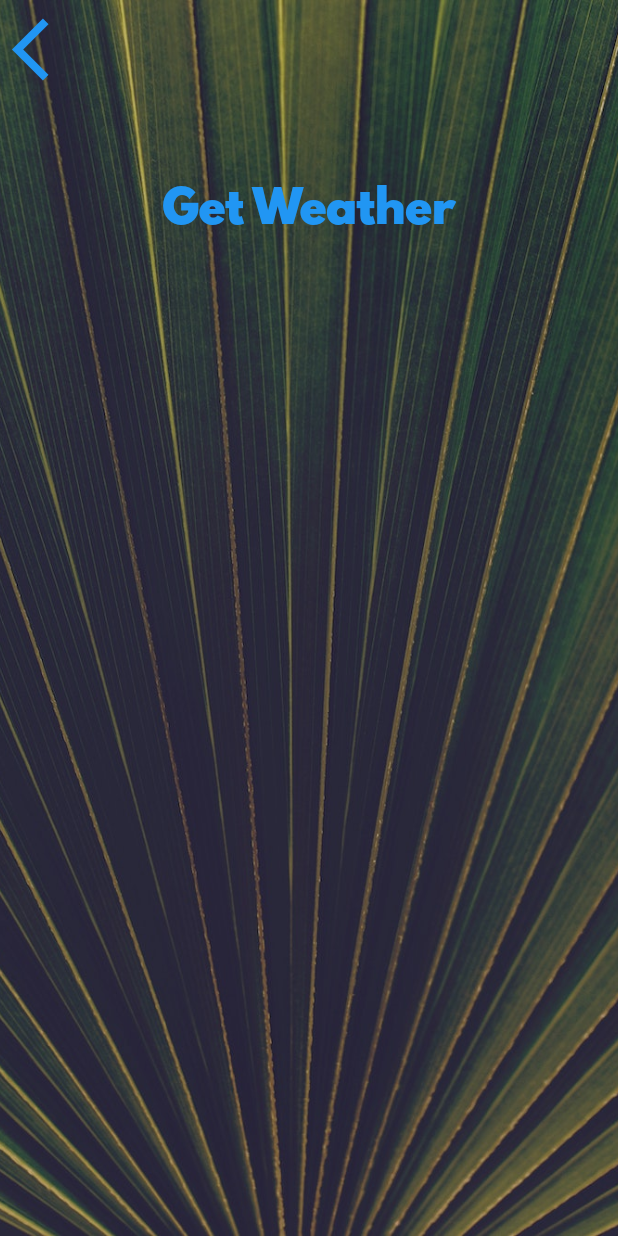
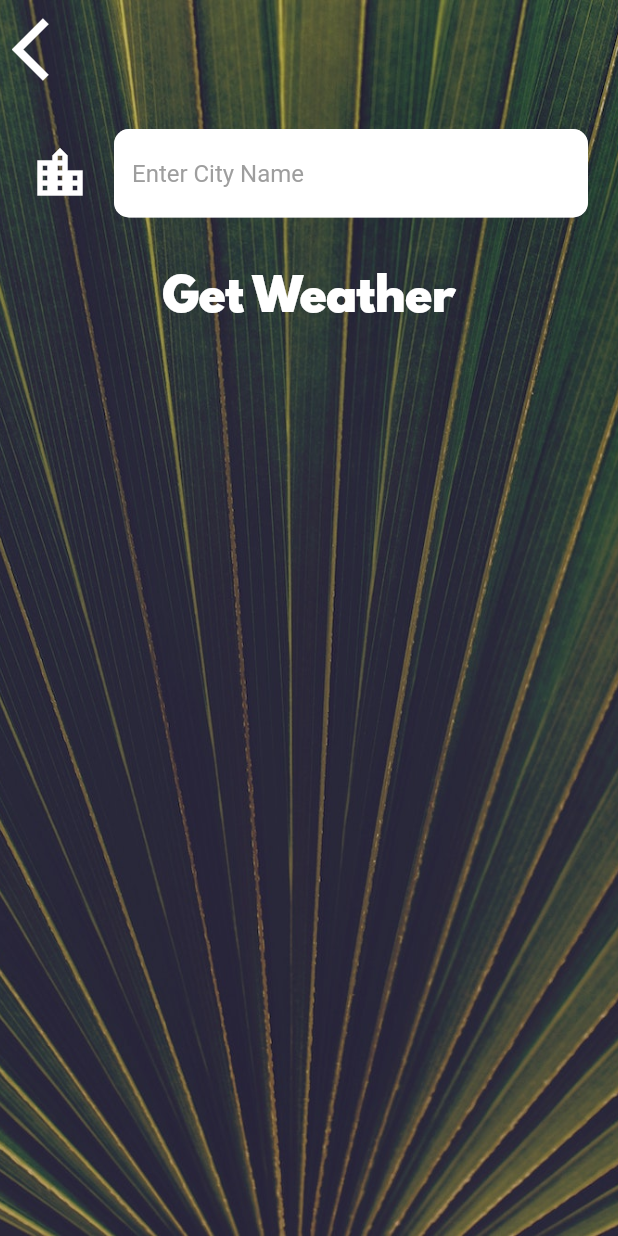
Before and after one commit to jakansha2001/flutter_course_projects, a Flutter app: the CityScreen screen opened directly, on a phone screen of 412 x 824 dp. Run offline on Flutter 3.47's test engine with Material 2 defaults, Android fonts, the phone set to English and light mode, and no system bars; our stand-ins replace audioplayers, font_awesome_flutter, geolocator, google_fonts; network calls fail.

Commit message:
implemented TextField and done significant changes

```diff
--- a/clima/lib/screens/city_screen.dart
+++ b/clima/lib/screens/city_screen.dart
@@ -1,7 +1,9 @@
+import 'package:clima/utilities/constants.dart';
 import 'package:flutter/material.dart';
-import 'package:clima/utilities/constants.dart';
 
 class CityScreen extends StatefulWidget {
+  const CityScreen({super.key});
+
   @override
   _CityScreenState createState() => _CityScreenState();
 }
@@ -11,13 +13,13 @@ class _CityScreenState extends State<CityScreen> {
   Widget build(BuildContext context) {
     return Scaffold(
       body: Container(
-        decoration: BoxDecoration(
+        decoration: const BoxDecoration(
           image: DecorationImage(
             image: AssetImage('images/city_background.jpg'),
             fit: BoxFit.cover,
           ),
         ),
-        constraints: BoxConstraints.expand(),
+        constraints: const BoxConstraints.expand(),
         child: SafeArea(
           child: Column(
             children: <Widget>[
@@ -25,19 +27,44 @@ class _CityScreenState extends State<CityScreen> {
                 alignment: Alignment.topLeft,
                 child: TextButton(
                   onPressed: () {},
-                  child: Icon(
+                  child: const Icon(
                     Icons.arrow_back_ios,
+                    color: Colors.white,
                     size: 50.0,
                   ),
                 ),
               ),
               Container(
-                padding: EdgeInsets.all(20.0),
-                child: null,
+                padding: const EdgeInsets.all(20.0),
+                child: const TextField(
+                  //focusNode: FocusNode(),
+                  style: TextStyle(color: Colors.black),
+                  decoration: InputDecoration(
+                    filled: true,
+                    fillColor: Colors.white,
+                    icon: Icon(
+                      Icons.location_city,
+                      size: 40.0,
+                      color: Colors.white,
+                    ),
+                    border: OutlineInputBorder(
+                      borderSide: BorderSide(color: Colors.white),
+                      borderRadius: BorderRadius.all(
+                        Radius.circular(
+                          10.0,
+                        ),
+                      ),
+                    ),
+                    hintText: 'Enter City Name',
+                    hintStyle: TextStyle(
+                      color: Colors.grey,
+                    ),
+                  ),
+                ),
               ),
               TextButton(
                 onPressed: () {},
-                child: Text(
+                child: const Text(
                   'Get Weather',
                   style: kButtonTextStyle,
                 ),
--- a/clima/lib/services/api_service.dart
+++ b/clima/lib/services/api_service.dart
@@ -7,7 +7,7 @@ class ApiService {
 
   ApiService({required this.url});
 
-  Future<void> getData() async {
+  Future getData() async {
     http.Response response = await http.get(
       Uri.parse(
         url,
--- a/clima/lib/utilities/constants.dart
+++ b/clima/lib/utilities/constants.dart
@@ -7,14 +7,15 @@ const kTempTextStyle = TextStyle(
 
 const kMessageTextStyle = TextStyle(
   fontFamily: 'Spartan MB',
-  fontSize: 60.0,
+  fontSize: 50.0,
 );
 
 const kButtonTextStyle = TextStyle(
+  color: Colors.white,
   fontSize: 30.0,
   fontFamily: 'Spartan MB',
 );
 
 const kConditionTextStyle = TextStyle(
-  fontSize: 100.0,
+  fontSize: 70.0,
 );
```
Also changed, not shown: clima/lib/screens/loading_screen.dart (+16 -18 lines), clima/lib/screens/location_screen.dart (+44 -9 lines), clima/lib/services/weather.dart (+17 -0 lines).
